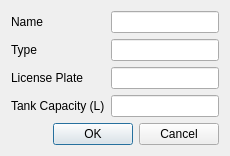
Above: src/views/dialogs/add_vehicle_dialog.ui from xXFirst555Xx/FuelTracker before the change. Below: the same form after it.
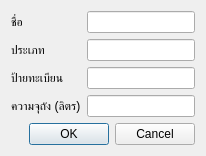
That is the form after the change.

Commit message: Translate add vehicle dialog to Thai

Patch:
```diff
--- a/src/views/dialogs/add_vehicle_dialog.ui
+++ b/src/views/dialogs/add_vehicle_dialog.ui
@@ -14,7 +14,7 @@
      <item row="0" column="0">
       <widget class="QLabel" name="nameLabel">
        <property name="text">
-        <string>Name</string>
+        <string>ชื่อ</string>
        </property>
       </widget>
      </item>
@@ -24,7 +24,7 @@
      <item row="1" column="0">
       <widget class="QLabel" name="typeLabel">
        <property name="text">
-        <string>Type</string>
+        <string>ประเภท</string>
        </property>
       </widget>
      </item>
@@ -34,7 +34,7 @@
      <item row="2" column="0">
       <widget class="QLabel" name="plateLabel">
        <property name="text">
-        <string>License Plate</string>
+        <string>ป้ายทะเบียน</string>
        </property>
       </widget>
      </item>
@@ -44,7 +44,7 @@
      <item row="3" column="0">
       <widget class="QLabel" name="capacityLabel">
        <property name="text">
-        <string>Tank Capacity (L)</string>
+        <string>ความจุถัง (ลิตร)</string>
        </property>
       </widget>
      </item>
```
Left out of the diff: 2 changed lines with no effect on the pictures.
